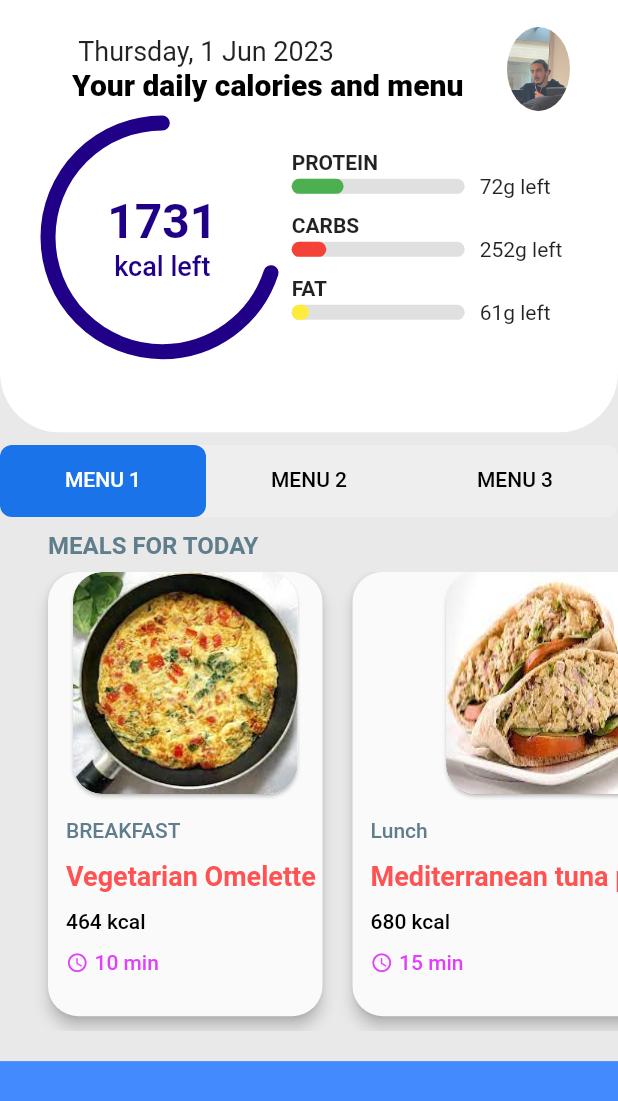
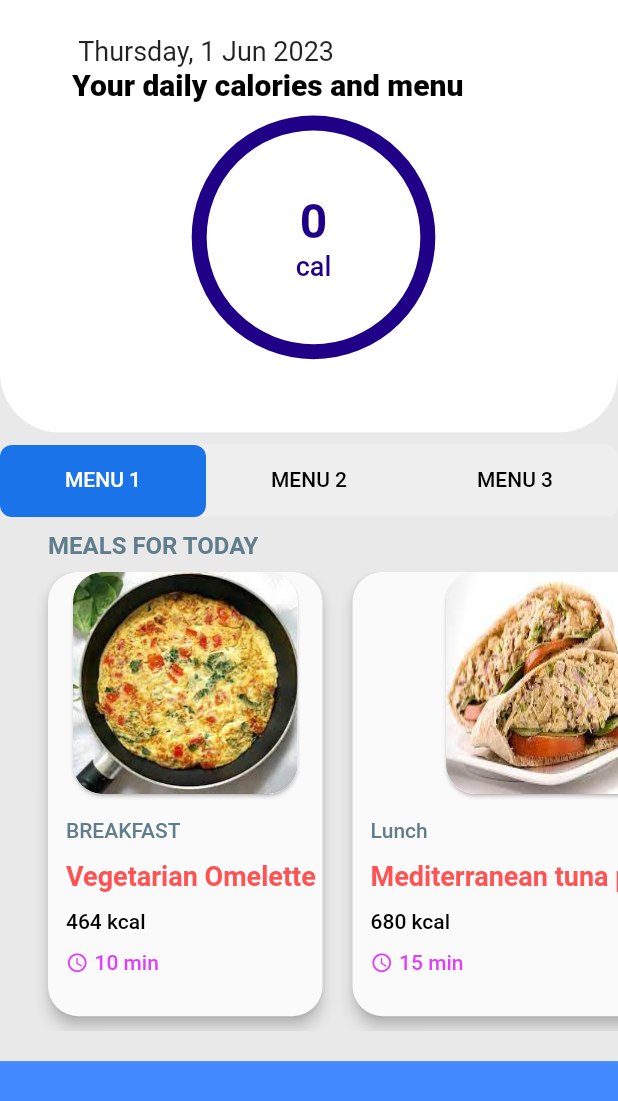
Before and after one commit to YasinSefa15/pain4gain, a Flutter app: the DietPage screen opened directly, on a phone screen of 412 x 824 dp. Shown: the top 1101 px of the screen. Run offline on Flutter 3.47's test engine with Material 2 defaults, Android fonts, the phone set to English and light mode, and no system bars; our stand-ins replace image_picker, shared_preferences; accounts and stored records are empty.

Commit message:
Edit - Calorie value read from shared prefs for DietPage.

```diff
--- a/lib/pages/diet_page/DietPage.dart
+++ b/lib/pages/diet_page/DietPage.dart
@@ -13,11 +13,11 @@ class DietPage extends StatefulWidget {
 }
 
 class DietPageState extends State<DietPage> with SingleTickerProviderStateMixin{
-  String username = '';
+  late int calorie = 0;
 
     late TabController _tabController;
-    final selectedColor = Color(0xff1a73e8);
-    final unselectedColor = Color(0xff5f6368);
+    final selectedColor = const Color(0xff1a73e8);
+    final unselectedColor = const Color(0xff5f6368);
 
   final List<Meal> menu1Meals = [
   Meal(
@@ -286,9 +286,9 @@ Assemble tacos: Serve fish over grilled tortillas with corn slaw and avocado. Sq
 '''),
 ];
     final tabs = [
-      Tab(text: 'MENU 1'),
-      Tab(text: 'MENU 2'),
-      Tab(text: 'MENU 3'),
+      const Tab(text: 'MENU 1'),
+      const Tab(text: 'MENU 2'),
+      const Tab(text: 'MENU 3'),
     ];
 
  @override
@@ -305,7 +305,9 @@ Assemble tacos: Serve fish over grilled tortillas with corn slaw and avocado. Sq
 
   @override
   Widget build(BuildContext context) {
-    getUsername();
+   setState(() {
+      getDailyCalorie();
+   });
     final height = MediaQuery.of(context).size.height;
     final width = MediaQuery.of(context).size.width;
     final today = DateTime.now();
@@ -322,7 +324,7 @@ Assemble tacos: Serve fish over grilled tortillas with corn slaw and avocado. Sq
               left: 0,
               right: 0,
               child: ClipRRect(
-                borderRadius: BorderRadius.vertical(
+                borderRadius: const BorderRadius.vertical(
                   bottom: Radius.circular(40),
                 ),
                 child: Container(
@@ -335,67 +337,31 @@ Assemble tacos: Serve fish over grilled tortillas with corn slaw and avocado. Sq
                       ListTile(
                           title: Text(
                             " ${DateFormat("EEEE").format(today)},${DateFormat(" d MMM yyyy").format(today)}",
-                            style: TextStyle(
+                            style: const TextStyle(
                               fontWeight: FontWeight.w400,
                               fontSize: 18,
                             ),
                           ), //gün ay bilgisi çekilcek
-                          subtitle: Text(
+                          subtitle: const Text(
                             "Your daily calories and menu",
                             style: TextStyle(
                                 fontWeight: FontWeight.w800,
                                 fontSize: 20,
                                 color: Colors.black),
-                          ), //isim bilgisi yansıyacak
-                          trailing: ClipOval(
-                              child: Image.asset(
-                            "assets/emirhan.jpg",
-                          )) //kamera resmi alınacak,
                           ),
+                      ),
                       Row(
+                        mainAxisAlignment: MainAxisAlignment.center,
                         children: <Widget>[
                           _RadialProgress(
                             width: width * 0.37,
                             height: width * 0.37,
                             progress: 0.7,
+                            calorie: calorie,
                           ),
-                          SizedBox(
+                          const SizedBox(
                             width: 10,
                           ),
-                          Column(
-                            mainAxisAlignment: MainAxisAlignment.spaceBetween,
-                            mainAxisSize: MainAxisSize.max,
-                            crossAxisAlignment: CrossAxisAlignment.start,
-                            children: <Widget>[
-                              _IngredientProgress(
-                                ingredient: "Protein",
-                                progress: 0.3,
-                                progressColor: Colors.green,
-                                leftAmount: 72,
-                                width: width * 0.28,
-                              ),
-                              SizedBox(
-                                height: 10,
-                              ),
-                              _IngredientProgress(
-                                ingredient: "Carbs",
-                                progress: 0.2,
-                                progressColor: Colors.red,
-                                leftAmount: 252,
-                                width: width * 0.28,
-                              ),
-                              SizedBox(
-                                height: 10,
-                              ),
-                              _IngredientProgress(
-                                ingredient: "Fat",
-                                progress: 0.1,
-                                progressColor: Colors.yellow,
-                                leftAmount: 61,
-                                width: width * 0.28,
-                              ),
-                            ],
-                          )
                         ],
                       ),
                     ],
@@ -462,7 +428,7 @@ Assemble tacos: Serve fish over grilled tortillas with corn slaw and avocado. Sq
                             scrollDirection: Axis.horizontal,
                             child: Row(
                               children: <Widget>[
-                                SizedBox(width: 32),
+                                const SizedBox(width: 32),
                                 for (int i = 0; i < menu1Meals.length; i++)
                                   _MealCard(meal: menu1Meals[i]),
                               ],
@@ -472,7 +438,7 @@ Assemble tacos: Serve fish over grilled tortillas with corn slaw and avocado. Sq
                             scrollDirection: Axis.horizontal,
                             child: Row(
                               children: <Widget>[
-                                SizedBox(width: 32),
+                                const SizedBox(width: 32),
                                 for (int i = 0; i < menu2Meals.length; i++)
                                   _MealCard(meal: menu2Meals[i]),
                               ],
@@ -482,7 +448,7 @@ Assemble tacos: Serve fish over grilled tortillas with corn slaw and avocado. Sq
                             scrollDirection: Axis.horizontal,
                             child: Row(
                               children: <Widget>[
-                                SizedBox(width: 32),
+                                const SizedBox(width: 32),
                                 for (int i = 0; i < menu3Meals.length; i++)
                                   _MealCard(meal: menu3Meals[i]),
                               ],
@@ -491,7 +457,7 @@ Assemble tacos: Serve fish over grilled tortillas with corn slaw and avocado. Sq
                         ],
                       ),
                     ),
-                    SizedBox(height: 20),
+                    const SizedBox(height: 20),
                     Expanded(
                       child: Container(
                         color: Colors.blueAccent,
@@ -505,12 +471,13 @@ Assemble tacos: Serve fish over grilled tortillas with corn slaw and avocado. Sq
         ));
   }
 
-  Future<void> getUsername() async {
+  void getDailyCalorie() async {
     SharedPreferences prefs = await SharedPreferences.getInstance();
-    String? storedUsername = prefs.getString('username');
+    setState(() {
+      calorie = (prefs.getInt('calorie') ?? 0);
+    });
+  }
 
-    username = storedUsername!;
-  }
 }
 class _MealCard extends StatelessWidget {
   final Meal meal;
@@ -525,7 +492,7 @@ class _MealCard extends StatelessWidget {
         bottom: 10,
       ),
       child: Material(
-        borderRadius: BorderRadius.all(Radius.circular(20)),
+        borderRadius: const BorderRadius.all(Radius.circular(20)),
         elevation: 4,
         child: Column(
           crossAxisAlignment: CrossAxisAlignment.center,
@@ -534,7 +501,7 @@ class _MealCard extends StatelessWidget {
             Flexible(
               fit: FlexFit.tight,
               child: OpenContainer(
-                closedShape: RoundedRectangleBorder(
+                closedShape: const RoundedRectangleBorder(
                     borderRadius: BorderRadius.all(Radius.circular(20))),
                 transitionDuration: const Duration(milliseconds: 1000),
                 openBuilder: (context, _) {
@@ -546,7 +513,7 @@ class _MealCard extends StatelessWidget {
                   return GestureDetector(
                     onTap: openContainer,
                     child: ClipRRect(
-                      borderRadius: BorderRadius.all(Radius.circular(20)),
+                      borderRadius: const BorderRadius.all(Radius.circular(20)),
                       child: Image.asset(
                         meal.imagePath,
                         width: 150,
@@ -565,7 +532,7 @@ class _MealCard extends StatelessWidget {
                   crossAxisAlignment: CrossAxisAlignment.start,
                   mainAxisAlignment: MainAxisAlignment.spaceBetween,
                   children: [
-                    SizedBox(height: 5),
+                    const SizedBox(height: 5),
                     Text(
                       meal.mealTime,
                       style: const TextStyle(
@@ -592,12 +559,12 @@ class _MealCard extends StatelessWidget {
                     ),
                     Row(
                       children: <Widget>[
-                        Icon(
+                        const Icon(
                           Icons.access_time,
                           size: 15,
                           color: Colors.purpleAccent,
                         ),
-                        SizedBox(
+                        const SizedBox(
                           width: 4,
                         ),
                         Text(
@@ -610,7 +577,7 @@ class _MealCard extends StatelessWidget {
                         ),
                       ],
                     ),
-                    SizedBox(height: 16),
+                    const SizedBox(height: 16),
                   ],
                 ),
               ),
@@ -622,6 +589,7 @@ class _MealCard extends StatelessWidget {
   }
 }
 
+/*
 class _IngredientProgress extends StatelessWidget {
   final String ingredient;
   final int leftAmount;
@@ -644,7 +612,7 @@ class _IngredientProgress extends StatelessWidget {
       children: <Widget>[
         Text(
           ingredient.toUpperCase(),
-          style: TextStyle(
+          style: const TextStyle(
             fontSize: 14,
             fontWeight: FontWeight.w700,
           ),
@@ -658,7 +626,7 @@ class _IngredientProgress extends StatelessWidget {
                 Container(
                   height: 10,
                   width: width,
-                  decoration: BoxDecoration(
+                  decoration: const BoxDecoration(
                     borderRadius: BorderRadius.all(Radius.circular(5)),
                     color: Colors.black12,
                   ),
@@ -667,13 +635,13 @@ class _IngredientProgress extends StatelessWidget {
                   height: 10,
                   width: width * progress,
                   decoration: BoxDecoration(
-                    borderRadius: BorderRadius.all(Radius.circular(5)),
+                    borderRadius: const BorderRadius.all(Radius.circular(5)),
                     color: progressColor,
                   ),
                 )
               ],
             ),
-            SizedBox(
+            const SizedBox(
               width: 10,
             ),
             Text("${leftAmount}g left"),
@@ -683,14 +651,17 @@ class _IngredientProgress extends StatelessWidget {
     );
   }
 }
+*/
 
 class _RadialProgress extends StatelessWidget {
   const _RadialProgress(
       {
       required this.height,
       required this.width,
-      required this.progress});
+      required this.progress,
+      required this.calorie});
   final double height, width, progress;
+  final int calorie;
 
   @override
   Widget build(BuildContext context) {
@@ -707,20 +678,20 @@ class _RadialProgress extends StatelessWidget {
             text: TextSpan(
               children: [
                 TextSpan(
-                  text: "1731", // kalan ihriyac yemeğin değeri girilecek
-                  style: TextStyle(
+                  text: "$calorie",
+                  style: const TextStyle(
                     fontSize: 32,
                     fontWeight: FontWeight.w700,
-                    color: const Color(0xFF200087),
+                    color: Color(0xFF200087),
                   ),
                 ),
-                TextSpan(text: "\n"),
-                TextSpan(
-                  text: "kcal left",
+                const TextSpan(text: "\n"),
+                const TextSpan(
+                  text: "cal",
                   style: TextStyle(
                     fontSize: 18,
                     fontWeight: FontWeight.w500,
-                    color: const Color(0xFF200087),
+                    color: Color(0xFF200087),
                   ),
                 ),
               ],
@@ -741,15 +712,14 @@ class _RadialPainter extends CustomPainter {
   void paint(Canvas canvas, Size size) {
     Paint paint = Paint()
       ..strokeWidth = 10
-      ..color = Color(0xFF200087)
+      ..color = const Color(0xFF200087)
       ..style = PaintingStyle.stroke
       ..strokeCap = StrokeCap.round;
 
     Offset center = Offset(size.width / 2, size.height / 2);
-    double relativeProgress = 360 * progress;
+    double relativeProgress = 360;
     canvas.drawArc(Rect.fromCircle(center: center, radius: size.width / 2),
         mathe.radians(-90), mathe.radians(-relativeProgress), false, paint);
-    // grafiğin dönmesi vs yapılacak
   }
 
   @override
--- a/lib/pages/profile_page/profile_edit_page.dart
+++ b/lib/pages/profile_page/profile_edit_page.dart
@@ -149,7 +149,7 @@ class ProfileEditingPageState extends State<ProfileEditingPage> {
       return;
     }
 
-    double calorie = _calculateCaloriesPerDay(age!, height!, weight!, _gender, workoutDays!);
+    int calorie = _calculateCaloriesPerDay(age!, height!, weight!, _gender, workoutDays!);
     _changedData = true;
 
     // Save the profile data using shared_preferences
@@ -171,7 +171,7 @@ class ProfileEditingPageState extends State<ProfileEditingPage> {
     });
   }
 
-  double _calculateCaloriesPerDay(int age, double height, double weight, String gender, int workoutDays) {
+  int _calculateCaloriesPerDay(int age, double height, double weight, String gender, int workoutDays) {
     double bmr;
     if (gender == 'male') {
       bmr = 88.362 + (13.397 * weight) + (4.799 * height) - (5.677 * age);
@@ -195,7 +195,7 @@ class ProfileEditingPageState extends State<ProfileEditingPage> {
 
     double dailyCalories = bmr * activityFactor;
 
-    return dailyCalories;
+    return int.tryParse(dailyCalories.toStringAsFixed(0))!;
   }
 
   Future<void> _loadProfileData() async {
@@ -210,9 +210,9 @@ class ProfileEditingPageState extends State<ProfileEditingPage> {
     });
   }
 
-  Future<void> _saveProfileData(double calorie) async {
+  Future<void> _saveProfileData(int calorie) async {
     SharedPreferences prefs = await SharedPreferences.getInstance();
-    await prefs.setDouble('calorie', calorie);
+    await prefs.setInt('calorie', calorie);
     await prefs.setString('username', _nameController.text);
     await prefs.setInt('age', int.parse(_ageController.text));
     await prefs.setDouble('height', double.parse(_heightController.text));
--- a/lib/pages/registration_page/RegistrationPage.dart
+++ b/lib/pages/registration_page/RegistrationPage.dart
@@ -60,7 +60,7 @@ class _OnboardingScreenState extends State<OnboardingScreen> {
     );
   }
 
-  double _calculateCaloriesPerDay(int age, double height, double weight, String gender, int workoutDays) {
+  int _calculateCaloriesPerDay(int age, double height, double weight, String gender, int workoutDays) {
     double bmr;
     if (gender == 'male') {
       bmr = 88.362 + (13.397 * weight) + (4.799 * height) - (5.677 * age);
@@ -84,7 +84,7 @@ class _OnboardingScreenState extends State<OnboardingScreen> {
 
     double dailyCalories = bmr * activityFactor;
 
-    return dailyCalories;
+    return int.tryParse(dailyCalories.toStringAsFixed(0))!;
   }
 
   bool _validateForm() {
@@ -119,9 +119,9 @@ class _OnboardingScreenState extends State<OnboardingScreen> {
         !_showExerciseDaysError;
   }
 
-  Future<void> _saveForm(double calorie) async {
+  Future<void> _saveForm(int calorie) async {
     SharedPreferences prefs = await SharedPreferences.getInstance();
-    await prefs.setDouble('calorie', calorie);
+    await prefs.setInt('calorie', calorie);
     await prefs.setString('username', _usernameController.text);
     await prefs.setInt('age', int.parse(_ageController.text));
     await prefs.setDouble('height', double.parse(_heightController.text));
@@ -515,7 +515,7 @@ class _OnboardingScreenState extends State<OnboardingScreen> {
             ElevatedButton(
               onPressed: () {
                 if (_validateForm()) {
-                  double calorie = _calculateCaloriesPerDay(int.tryParse(_ageController.text)!, double.tryParse(_heightController.text)!, double.tryParse(_weightController.text)!, _selectedGender!, int.tryParse(_exerciseDaysController.text)!);
+                  int calorie = _calculateCaloriesPerDay(int.tryParse(_ageController.text)!, double.tryParse(_heightController.text)!, double.tryParse(_weightController.text)!, _selectedGender!, int.tryParse(_exerciseDaysController.text)!);
                   _saveForm(calorie);
                 }
               },
```
